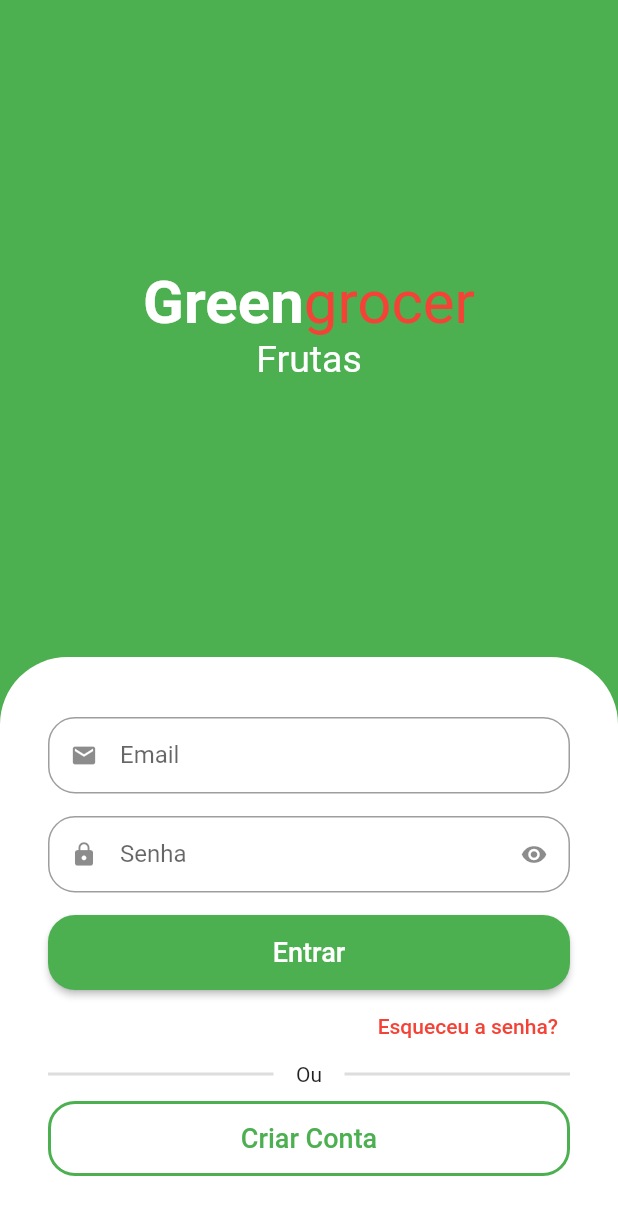
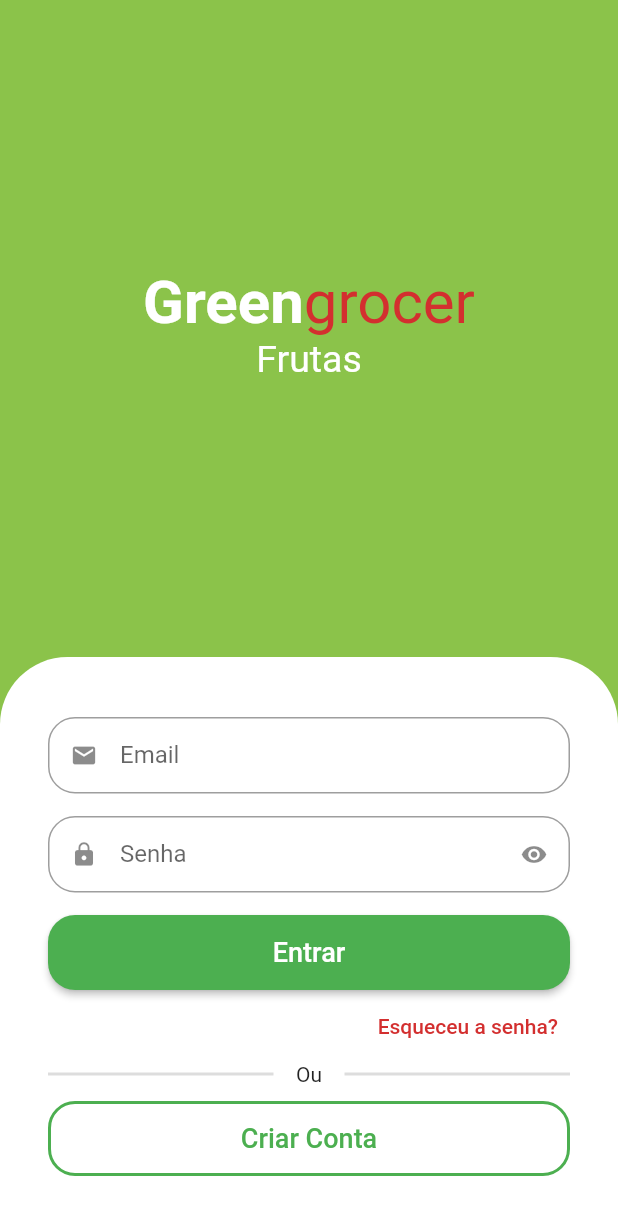
Before and after one commit to IsaacNascimento/greenGrocer, a Flutter app: the screen it shows after launch, on a phone screen of 412 x 824 dp. Shown: the top 1215 px of the screen. Run offline on Flutter 3.47's test engine with Material 2 defaults, Android fonts, the phone set to English and light mode, and no system bars; drawn by our look-alikes of animated_text_kit.

Commit message:
Custom colors

```diff
--- a/lib/src/auth/sign_in_screen.dart
+++ b/lib/src/auth/sign_in_screen.dart
@@ -1,6 +1,7 @@
 import 'package:animated_text_kit/animated_text_kit.dart';
 import 'package:flutter/material.dart';
 import 'package:greengrocer/src/auth/components/custom_text_field.dart';
+import '../config/custom_color.dart';
 
 class SignInScreen extends StatelessWidget {
   const SignInScreen({super.key});
@@ -9,7 +10,7 @@ class SignInScreen extends StatelessWidget {
   Widget build(BuildContext context) {
     return SafeArea(
       child: Scaffold(
-        backgroundColor: Colors.green,
+        backgroundColor: CustomColors.customSwatchColor,
         body: Column(
           children: [
             Expanded(
@@ -17,13 +18,13 @@ class SignInScreen extends StatelessWidget {
               child: Column(
                 mainAxisAlignment: MainAxisAlignment.center,
                 children: [
-                  const Text.rich(
+                  Text.rich(
                     TextSpan(
-                      style: TextStyle(
+                      style: const TextStyle(
                         fontSize: 40.0,
                       ),
                       children: [
-                        TextSpan(
+                        const TextSpan(
                           text: 'Green',
                           style: TextStyle(
                             fontWeight: FontWeight.bold,
@@ -33,7 +34,7 @@ class SignInScreen extends StatelessWidget {
                         TextSpan(
                           text: 'grocer',
                           style: TextStyle(
-                            color: Colors.red,
+                            color: CustomColors.customContrastColor,
                           ),
                         ),
                       ],
@@ -108,9 +109,10 @@ class SignInScreen extends StatelessWidget {
                     alignment: Alignment.centerRight,
                     child: TextButton(
                       onPressed: () {},
-                      child: const Text(
+                      child: Text(
                         'Esqueceu a senha?',
-                        style: TextStyle(color: Colors.red),
+                        style:
+                            TextStyle(color: CustomColors.customContrastColor),
                       ),
                     ),
                   ),
--- /dev/null
+++ b/lib/src/config/custom_color.dart
@@ -0,0 +1,21 @@
+import 'package:flutter/material.dart';
+
+Map<int, Color> _swatchOpacity = {
+  50: const Color.fromRGBO(139, 195, 74, 0.1),
+  100: const Color.fromRGBO(139, 195, 74, 0.2),
+  200: const Color.fromRGBO(139, 195, 74, 0.3),
+  300: const Color.fromRGBO(139, 195, 74, 0.4),
+  400: const Color.fromRGBO(139, 195, 74, 0.5),
+  500: const Color.fromRGBO(139, 195, 74, 0.6),
+  600: const Color.fromRGBO(139, 195, 74, 0.7),
+  700: const Color.fromRGBO(139, 195, 74, 0.8),
+  800: const Color.fromRGBO(139, 195, 74, 0.9),
+  900: const Color.fromRGBO(139, 195, 74, 1.0),
+};
+
+abstract class CustomColors {
+  static Color customContrastColor = Colors.red.shade700;
+
+  static MaterialColor customSwatchColor =
+      MaterialColor(0xFF8BC34A, _swatchOpacity);
+}
```
